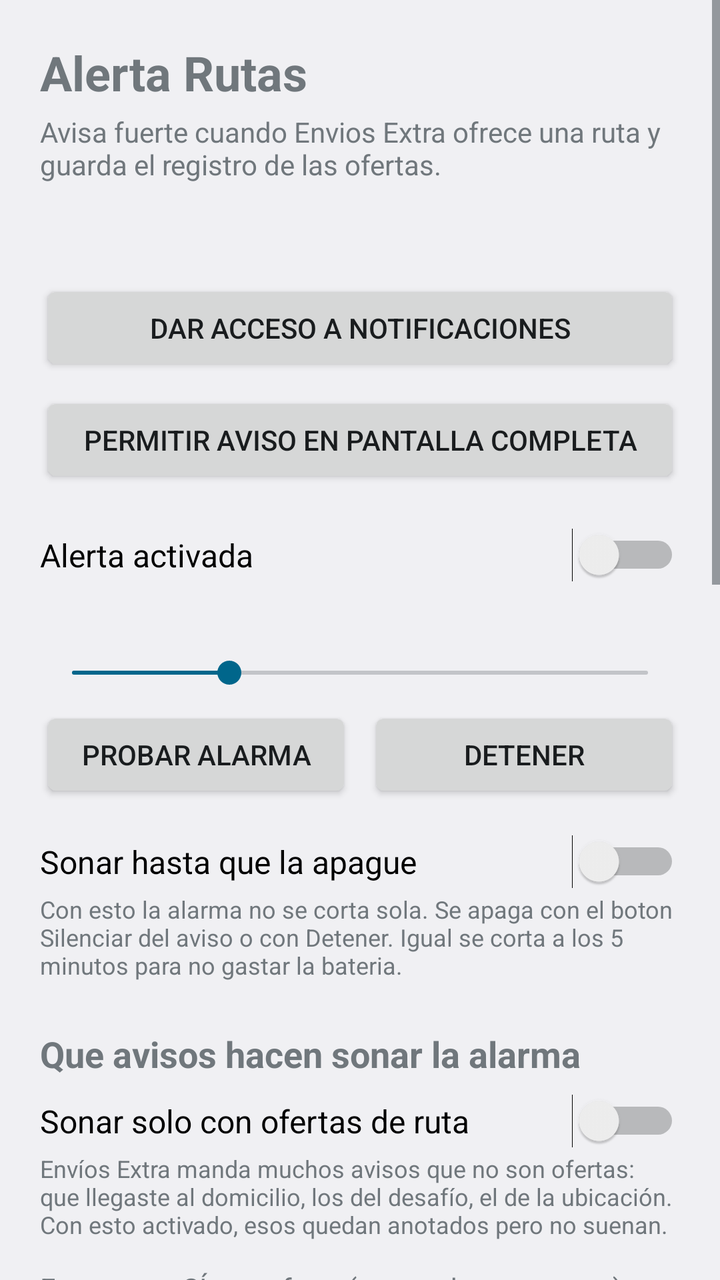
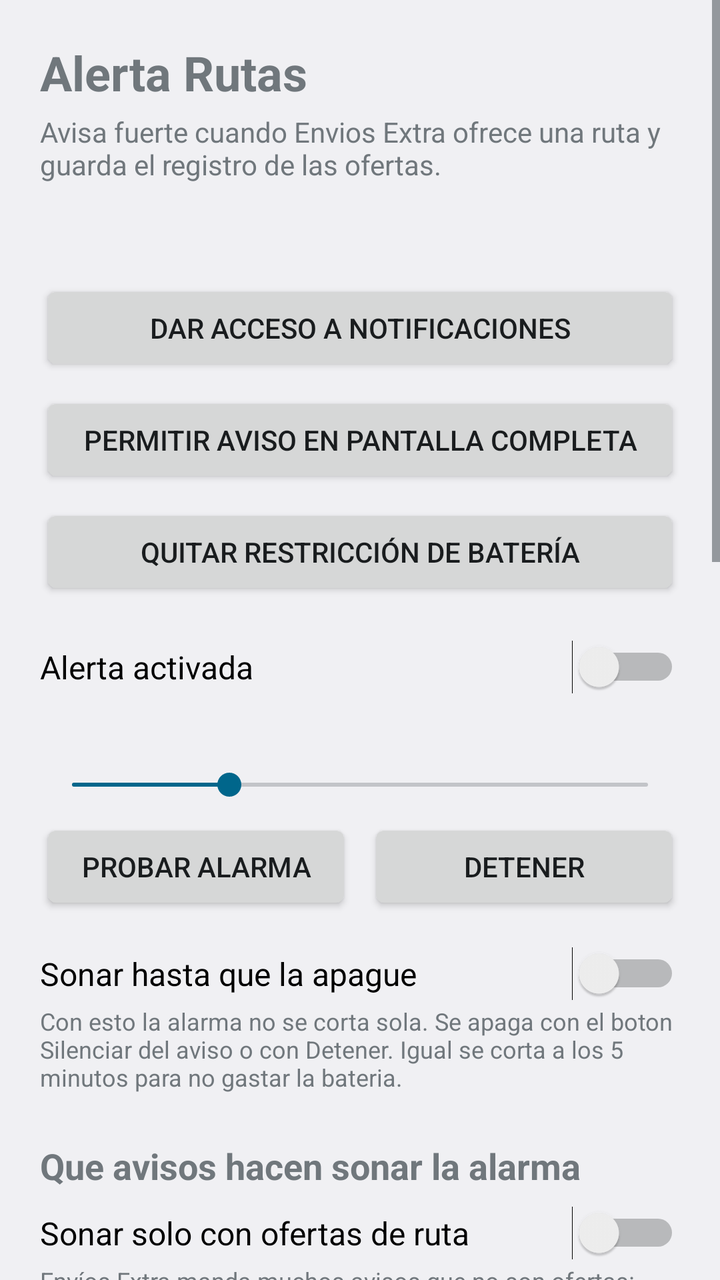

An Android layout rendered at two revisions. The XML below is the earlier revision; the diff shows what the commit changed to produce the second picture.
<!-- AndroidManifest.xml: application theme android:Theme.DeviceDefault.DayNight -->
<!-- res/layout/activity_main.xml -->
<?xml version="1.0" encoding="utf-8"?>
<ScrollView xmlns:android="http://schemas.android.com/apk/res/android"
    android:layout_width="match_parent"
    android:layout_height="match_parent"
    android:fillViewport="true">

    <LinearLayout
        android:layout_width="match_parent"
        android:layout_height="wrap_content"
        android:orientation="vertical"
        android:padding="20dp">

        <TextView
            android:layout_width="match_parent"
            android:layout_height="wrap_content"
            android:text="@string/app_name"
            android:textSize="24sp"
            android:textStyle="bold" />

        <TextView
            android:layout_width="match_parent"
            android:layout_height="wrap_content"
            android:layout_marginTop="4dp"
            android:text="@string/subtitulo"
            android:textSize="14sp" />

        <TextView
            android:id="@+id/tvEstado"
            android:layout_width="match_parent"
            android:layout_height="wrap_content"
            android:layout_marginTop="20dp"
            android:textSize="15sp"
            android:textStyle="bold" />

        <Button
            android:id="@+id/btnPermiso"
            android:layout_width="match_parent"
            android:layout_height="wrap_content"
            android:layout_marginTop="8dp"
            android:text="@string/dar_acceso" />

        <Button
            android:id="@+id/btnPantallaCompleta"
            android:layout_width="match_parent"
            android:layout_height="wrap_content"
            android:layout_marginTop="8dp"
            android:text="@string/permiso_pantalla_completa" />

        <Switch
            android:id="@+id/swAlerta"
            android:layout_width="match_parent"
            android:layout_height="wrap_content"
            android:layout_marginTop="20dp"
            android:text="@string/alerta_activada"
            android:textSize="16sp" />

        <TextView
            android:id="@+id/tvSegundos"
            android:layout_width="match_parent"
            android:layout_height="wrap_content"
            android:layout_marginTop="16dp"
            android:textSize="15sp" />

        <SeekBar
            android:id="@+id/sbSegundos"
            android:layout_width="match_parent"
            android:layout_height="wrap_content"
            android:max="55"
            android:progress="15" />

        <LinearLayout
            android:layout_width="match_parent"
            android:layout_height="wrap_content"
            android:layout_marginTop="8dp"
            android:orientation="horizontal">

            <Button
                android:id="@+id/btnProbar"
                android:layout_width="0dp"
                android:layout_height="wrap_content"
                android:layout_weight="1"
                android:text="@string/probar" />

            <Button
                android:id="@+id/btnDetener"
                android:layout_width="0dp"
                android:layout_height="wrap_content"
                android:layout_marginStart="8dp"
                android:layout_weight="1"
                android:text="@string/detener" />
        </LinearLayout>

        <Switch
            android:id="@+id/swSinLimite"
            android:layout_width="match_parent"
            android:layout_height="wrap_content"
            android:layout_marginTop="16dp"
            android:text="@string/sin_limite"
            android:textSize="16sp" />

        <TextView
            android:layout_width="match_parent"
            android:layout_height="wrap_content"
            android:layout_marginTop="2dp"
            android:text="@string/sin_limite_ayuda"
            android:textSize="12sp" />

        <TextView
            android:layout_width="match_parent"
            android:layout_height="wrap_content"
            android:layout_marginTop="24dp"
            android:text="@string/filtro_titulo"
            android:textSize="18sp"
            android:textStyle="bold" />

        <Switch
            android:id="@+id/swSoloOfertas"
            android:layout_width="match_parent"
            android:layout_height="wrap_content"
            android:layout_marginTop="8dp"
            android:text="@string/solo_ofertas"
            android:textSize="16sp" />

        <TextView
            android:layout_width="match_parent"
            android:layout_height="wrap_content"
            android:layout_marginTop="2dp"
            android:text="@string/solo_ofertas_ayuda"
            android:textSize="12sp" />

        <TextView
            android:layout_width="match_parent"
            android:layout_height="wrap_content"
            android:layout_marginTop="14dp"
            android:text="@string/palabras_oferta_titulo"
            android:textSize="14sp" />

        <EditText
            android:id="@+id/etPalabrasOferta"
            android:layout_width="match_parent"
            android:layout_height="wrap_content"
            android:inputType="textMultiLine"
            android:minLines="2"
            android:textSize="14sp" />

        <TextView
            android:layout_width="match_parent"
            android:layout_height="wrap_content"
            android:layout_marginTop="12dp"
            android:text="@string/palabras_ignorar_titulo"
            android:textSize="14sp" />

        <EditText
            android:id="@+id/etPalabrasIgnorar"
            android:layout_width="match_parent"
            android:layout_height="wrap_content"
            android:inputType="textMultiLine"
            android:minLines="3"
            android:textSize="14sp" />

        <LinearLayout
            android:layout_width="match_parent"
            android:layout_height="wrap_content"
            android:layout_marginTop="8dp"
            android:orientation="horizontal">

            <Button
                android:id="@+id/btnGuardarFiltros"
                android:layout_width="0dp"
                android:layout_height="wrap_content"
                android:layout_weight="1"
                android:text="@string/guardar_filtros" />

            <Button
                android:id="@+id/btnRestaurarFiltros"
                android:layout_width="0dp"
                android:layout_height="wrap_content"
                android:layout_marginStart="8dp"
                android:layout_weight="1"
                android:text="@string/restaurar_filtros" />
        </LinearLayout>

        <TextView
            android:layout_width="match_parent"
            android:layout_height="wrap_content"
            android:layout_marginTop="24dp"
            android:text="@string/horario_titulo"
            android:textSize="18sp"
            android:textStyle="bold" />

        <Switch
            android:id="@+id/swHorario"
            android:layout_width="match_parent"
            android:layout_height="wrap_content"
            android:layout_marginTop="8dp"
            android:text="@string/horario_activado"
            android:textSize="16sp" />

        <TextView
            android:layout_width="match_parent"
            android:layout_height="wrap_content"
            android:layout_marginTop="2dp"
            android:text="@string/horario_ayuda"
            android:textSize="12sp" />

        <TextView
            android:layout_width="match_parent"
            android:layout_height="wrap_content"
            android:layout_marginTop="14dp"
            android:text="@string/dias_titulo"
            android:textSize="15sp" />

        <LinearLayout
            android:id="@+id/filaDias"
            android:layout_width="match_parent"
            android:layout_height="wrap_content"
            android:layout_marginTop="6dp"
            android:orientation="horizontal">

            <ToggleButton
                android:id="@+id/tbLun"
                android:layout_width="0dp"
                android:layout_height="wrap_content"
                android:layout_weight="1"
                android:minWidth="0dp"
                android:paddingStart="0dp"
                android:paddingEnd="0dp"
                android:textOff="@string/dia_lun"
                android:textOn="@string/dia_lun"
                android:textSize="13sp" />

            <ToggleButton
                android:id="@+id/tbMar"
                android:layout_width="0dp"
                android:layout_height="wrap_content"
                android:layout_weight="1"
                android:minWidth="0dp"
                android:paddingStart="0dp"
                android:paddingEnd="0dp"
                android:textOff="@string/dia_mar"
                android:textOn="@string/dia_mar"
                android:textSize="13sp" />

            <ToggleButton
                android:id="@+id/tbMie"
                android:layout_width="0dp"
                android:layout_height="wrap_content"
                android:layout_weight="1"
                android:minWidth="0dp"
                android:paddingStart="0dp"
                android:paddingEnd="0dp"
                android:textOff="@string/dia_mie"
                android:textOn="@string/dia_mie"
                android:textSize="13sp" />

            <ToggleButton
                android:id="@+id/tbJue"
                android:layout_width="0dp"
                android:layout_height="wrap_content"
                android:layout_weight="1"
                android:minWidth="0dp"
                android:paddingStart="0dp"
                android:paddingEnd="0dp"
                android:textOff="@string/dia_jue"
                android:textOn="@string/dia_jue"
                android:textSize="13sp" />

            <ToggleButton
                android:id="@+id/tbVie"
                android:layout_width="0dp"
                android:layout_height="wrap_content"
                android:layout_weight="1"
                android:minWidth="0dp"
                android:paddingStart="0dp"
                android:paddingEnd="0dp"
                android:textOff="@string/dia_vie"
                android:textOn="@string/dia_vie"
                android:textSize="13sp" />

            <ToggleButton
                android:id="@+id/tbSab"
                android:layout_width="0dp"
                android:layout_height="wrap_content"
                android:layout_weight="1"
                android:minWidth="0dp"
                android:paddingStart="0dp"
                android:paddingEnd="0dp"
                android:textOff="@string/dia_sab"
                android:textOn="@string/dia_sab"
                android:textSize="13sp" />

            <ToggleButton
                android:id="@+id/tbDom"
                android:layout_width="0dp"
                android:layout_height="wrap_content"
                android:layout_weight="1"
                android:minWidth="0dp"
                android:paddingStart="0dp"
                android:paddingEnd="0dp"
                android:textOff="@string/dia_dom"
                android:textOn="@string/dia_dom"
                android:textSize="13sp" />
        </LinearLayout>

        <LinearLayout
            android:layout_width="match_parent"
            android:layout_height="wrap_content"
            android:layout_marginTop="8dp"
            android:orientation="horizontal">

            <Button
                android:id="@+id/btnDesde"
                android:layout_width="0dp"
                android:layout_height="wrap_content"
                android:layout_weight="1" />

            <Button
                android:id="@+id/btnHasta"
                android:layout_width="0dp"
                android:layout_height="wrap_content"
                android:layout_marginStart="8dp"
                android:layout_weight="1" />
        </LinearLayout>

        <TextView
            android:layout_width="match_parent"
            android:layout_height="wrap_content"
            android:layout_marginTop="24dp"
            android:text="@string/registro_titulo"
            android:textSize="18sp"
            android:textStyle="bold" />

        <TextView
            android:id="@+id/tvRegistro"
            android:layout_width="match_parent"
            android:layout_height="wrap_content"
            android:layout_marginTop="8dp"
            android:textIsSelectable="true"
            android:textSize="14sp" />

        <LinearLayout
            android:layout_width="match_parent"
            android:layout_height="wrap_content"
            android:layout_marginTop="12dp"
            android:orientation="horizontal">

            <Button
                android:id="@+id/btnCompartir"
                android:layout_width="0dp"
                android:layout_height="wrap_content"
                android:layout_weight="1"
                android:text="@string/compartir" />

            <Button
                android:id="@+id/btnBorrar"
                android:layout_width="0dp"
                android:layout_height="wrap_content"
                android:layout_marginStart="8dp"
                android:layout_weight="1"
                android:text="@string/borrar" />
        </LinearLayout>

        <Button
            android:id="@+id/btnRespaldo"
            android:layout_width="match_parent"
            android:layout_height="wrap_content"
            android:layout_marginTop="8dp"
            android:text="@string/respaldar" />

        <TextView
            android:layout_width="match_parent"
            android:layout_height="wrap_content"
            android:layout_marginTop="24dp"
            android:text="@string/nota_legal"
            android:textSize="12sp" />

    </LinearLayout>
</ScrollView>
<!-- resources referenced by this layout -->
<resources>
  <string name="alerta_activada">Alerta activada</string>
  <string name="app_name">Alerta Rutas</string>
  <string name="borrar">Borrar registro</string>
  <string name="compartir">Compartir registro</string>
  <string name="dar_acceso">Dar acceso a notificaciones</string>
  <string name="detener">Detener</string>
  <string name="dia_dom">D</string>
  <string name="dia_jue">J</string>
  <string name="dia_lun">L</string>
  <string name="dia_mar">M</string>
  <string name="dia_mie">M</string>
  <string name="dia_sab">S</string>
  <string name="dia_vie">V</string>
  <string name="dias_titulo">Dias en que trabajas</string>
  <string name="filtro_titulo">Que avisos hacen sonar la alarma</string>
  <string name="guardar_filtros">Guardar frases</string>
  <string name="horario_activado">Sonar solo en mi horario</string>
  <string name="horario_ayuda">Fuera del horario la oferta queda anotada igual, pero sin alarma.</string>
  <string name="horario_titulo">Horario de trabajo</string>
  <string name="nota_legal">Esta app solo avisa, abre Envios Extra y anota. No acepta rutas por ti: aceptar siempre lo haces tu, a mano.</string>
  <string name="palabras_ignorar_titulo">Frases que NO son oferta (separadas por coma)</string>
  <string name="palabras_oferta_titulo">Frases que SÍ son oferta (separadas por coma)</string>
  <string name="permiso_pantalla_completa">Permitir aviso en pantalla completa</string>
  <string name="probar">Probar alarma</string>
  <string name="registro_titulo">Ofertas recibidas</string>
  <string name="respaldar">Respaldar en Descargas</string>
  <string name="restaurar_filtros">Volver a las de fábrica</string>
  <string name="sin_limite">Sonar hasta que la apague</string>
  <string name="sin_limite_ayuda">Con esto la alarma no se corta sola. Se apaga con el boton Silenciar del aviso o con Detener. Igual se corta a los 5 minutos para no gastar la bateria.</string>
  <string name="solo_ofertas">Sonar solo con ofertas de ruta</string>
  <string name="solo_ofertas_ayuda">Envíos Extra manda muchos avisos que no son ofertas: que llegaste al domicilio, los del desafío, el de la ubicación. Con esto activado, esos quedan anotados pero no suenan.</string>
  <string name="subtitulo">Avisa fuerte cuando Envios Extra ofrece una ruta y guarda el registro de las ofertas.</string>
</resources>

<!-- the commit's change to res/layout/activity_main.xml (unified diff, before → after) -->
@@ -46,6 +46,13 @@
             android:layout_marginTop="8dp"
             android:text="@string/permiso_pantalla_completa" />
 
+        <Button
+            android:id="@+id/btnBateria"
+            android:layout_width="match_parent"
+            android:layout_height="wrap_content"
+            android:layout_marginTop="8dp"
+            android:text="@string/permiso_bateria" />
+
         <Switch
             android:id="@+id/swAlerta"
             android:layout_width="match_parent"
<!-- resource entries referenced after the edit -->
@@ -22,6 +22,7 @@
   <string name="nota_legal">Esta app solo avisa, abre Envios Extra y anota. No acepta rutas por ti: aceptar siempre lo haces tu, a mano.</string>
   <string name="palabras_ignorar_titulo">Frases que NO son oferta (separadas por coma)</string>
   <string name="palabras_oferta_titulo">Frases que SÍ son oferta (separadas por coma)</string>
+  <string name="permiso_bateria">Quitar restricción de batería</string>
   <string name="permiso_pantalla_completa">Permitir aviso en pantalla completa</string>
   <string name="probar">Probar alarma</string>
   <string name="registro_titulo">Ofertas recibidas</string>
